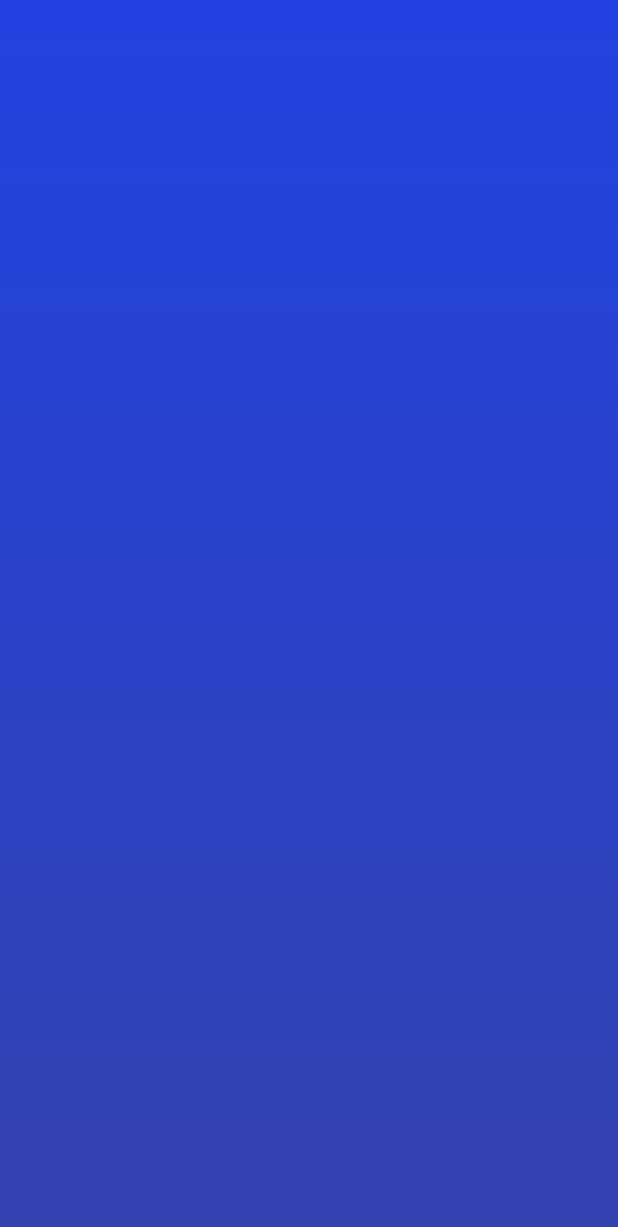
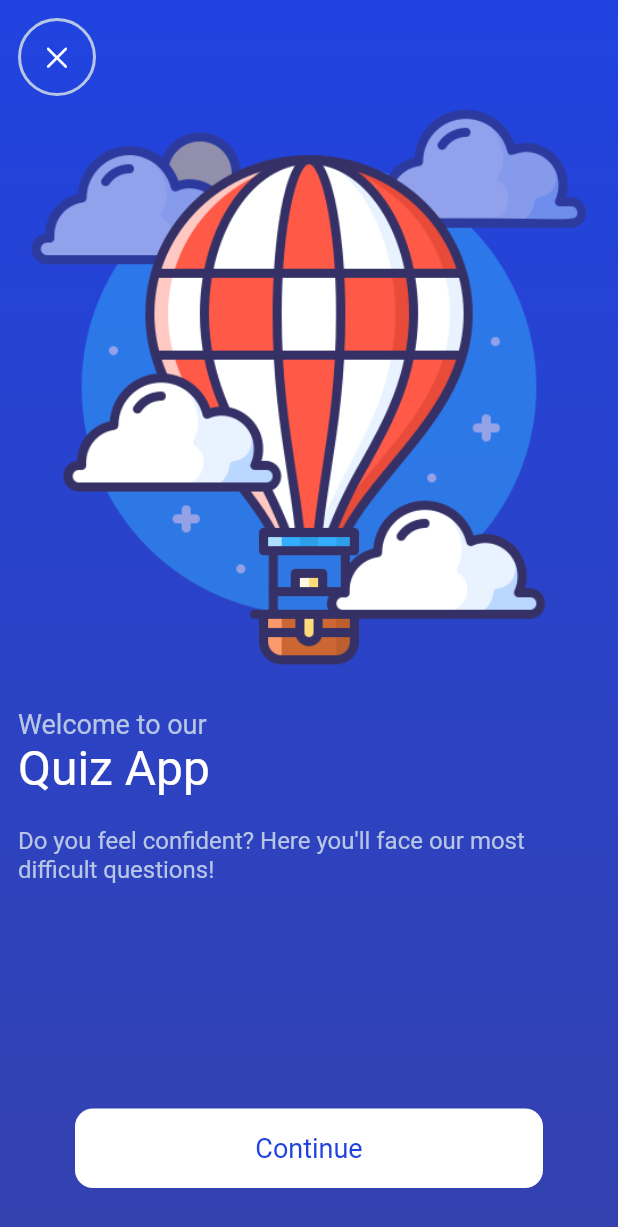
Before and after one commit to Luis-Angel-Santos/videogameQuizApp, a Flutter app: the screen it shows after launch, on a phone screen of 412 x 824 dp. Shown: the top 1227 px of the screen. Run offline on Flutter 3.47's test engine with Material 2 defaults, Android fonts, the phone set to English and light mode, and no system bars; Roboto replaces fonts that are missing (quick_bold, quick_semi).

Commit message:
Creando la pantalla principal

```diff
--- /dev/null
+++ b/lib/const/images.dart
@@ -0,0 +1,5 @@
+const String base = "assets/";
+
+const String balloon = "${base}balloon.png";
+const String ideas = "${base}ideas.png";
+const String balloon2 = "${base}balloon2.png";
--- a/lib/main.dart
+++ b/lib/main.dart
@@ -1,5 +1,7 @@
+import 'package:flutter/cupertino.dart';
 import 'package:flutter/material.dart';
-
+import 'package:quizgame/const/text_styles.dart';
+import 'const/images.dart';
 import 'const/colors.dart';
 
 void main() {
@@ -29,8 +31,15 @@ class QuizApp extends StatelessWidget{
 
   @override
   Widget build(BuildContext context){
+
+    var size = MediaQuery.of(context).size;
+
     return Scaffold(
-      body: Container(
+      body: SafeArea(
+        child: Container(
+          width: double.infinity,
+          height: double.infinity,
+          padding: const EdgeInsets.all(12),
           decoration: BoxDecoration(
             gradient: LinearGradient(
               begin: Alignment.topCenter,
@@ -38,6 +47,50 @@ class QuizApp extends StatelessWidget{
               colors: [blue, darkBlue],
             )
           ),
+          child: Column(
+            crossAxisAlignment: CrossAxisAlignment.start,
+            children: [
+              Container(
+                decoration: BoxDecoration(
+                  borderRadius: BorderRadius.circular(50),
+                  border: Border.all(color: lightgrey, width: 2)
+                ),
+                child: IconButton(
+                  onPressed: (){},
+                  icon: const Icon(
+                    CupertinoIcons.xmark,
+                    color: Colors.white,
+                    size: 20,
+                  )
+                ),
+              ),
+              Image.asset(balloon2),
+              const SizedBox(height: 20),
+              normalText(color: lightgrey, size: 18, text: 'Welcome to our'),
+              headingText(color: Colors.white, size: 32, text: 'Quiz App'),
+              const SizedBox(height: 20),
+              normalText(
+                color: lightgrey,
+                size: 16,
+                text: "Do you feel confident? Here you'll face our most difficult questions!"),
+              const Spacer(),
+
+              Align(
+                alignment: Alignment.center,
+                child: Container(
+                  margin: const EdgeInsets.only(bottom: 20),
+                  alignment: Alignment.center,
+                  width: size.width - 100,
+                  padding: const EdgeInsets.all(16),
+                  decoration: BoxDecoration(
+                    color: Colors.white, borderRadius: BorderRadius.circular(12),
+                  ),
+                  child: headingText(color: blue, size: 18, text: 'Continue')
+                ),
+              )
+            ],
+          ),
+        ),
       ),
     );
   }
--- a/pubspec.yaml
+++ b/pubspec.yaml
@@ -60,8 +60,8 @@ flutter:
   uses-material-design: true
 
   # To add assets to your application, add an assets section, like this:
-  # assets:
-  #   - images/a_dot_burr.jpeg
+  assets:
+    -assets
   #   - images/a_dot_ham.jpeg
 
   # An image asset can refer to one or more resolution-specific "variants", see
```
Also changed, not shown: assets/balloon.png (added), assets/balloon2.png (added), assets/fonts/quick.ttf (added), assets/fonts/quick_bold.ttf (added), assets/fonts/quick_semi.ttf (added), assets/ideas.png (added), assets/main.png (added), assets/quiz.png (added). Lines whose indentation alone changed are shown as unchanged.
